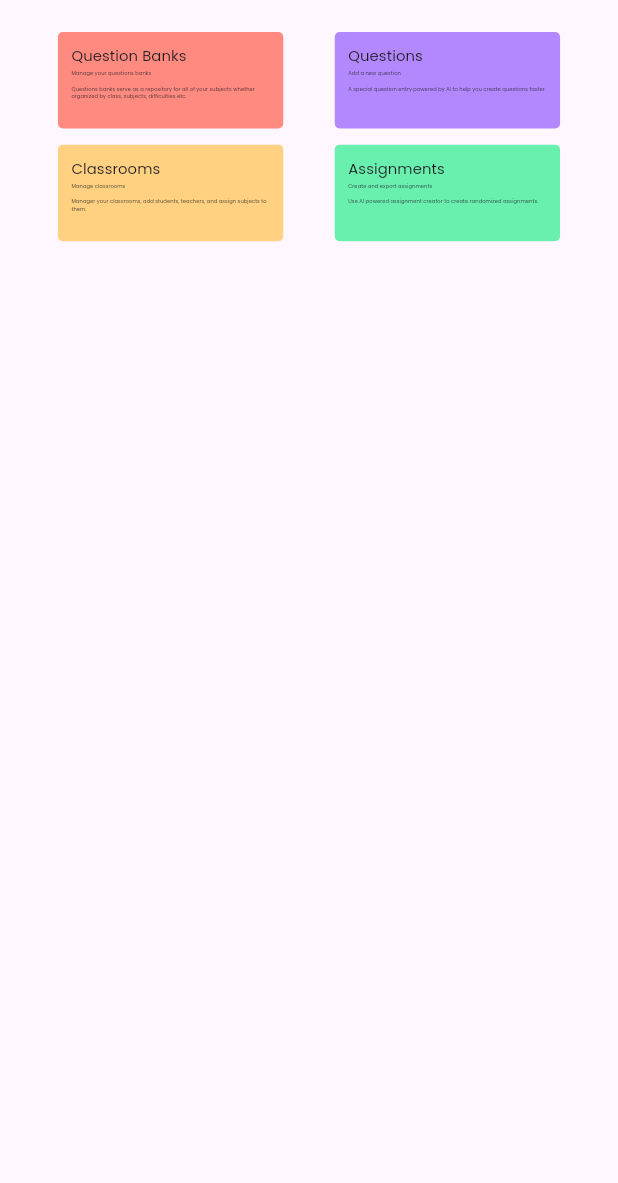
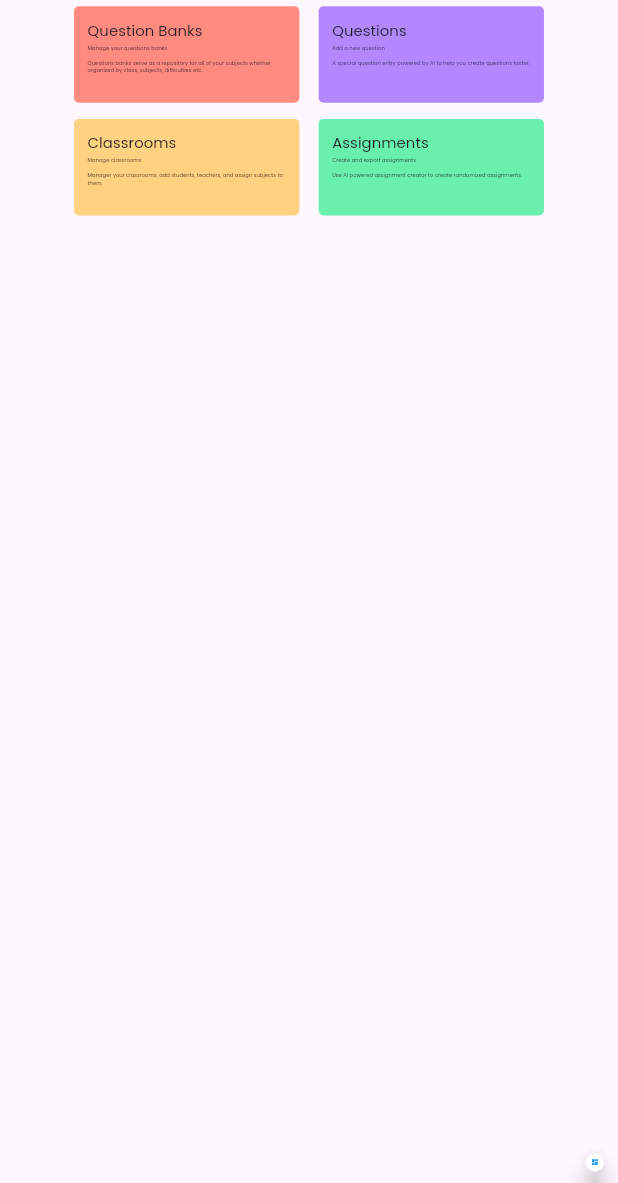
Before and after one commit to HareNTortoise/Parable-Mind, a Flutter app: the screen it shows after launch, on a phone screen of 412 x 824 dp, the part 53-1236 px from its top. Run offline on Flutter 3.47's test engine with Material 3 defaults, Android fonts, the phone set to English and light mode, and no system bars; drawn by our look-alikes of auto_size_text, flutter_expandable_fab; our stand-ins replace go_router, google_fonts, responsive_framework.

```diff
--- a/sarasvant/lib/apps/teacher/dashboard.dart
+++ /dev/null
@@ -1,152 +0,0 @@
-import 'package:auto_size_text/auto_size_text.dart';
-import 'package:flutter/material.dart';
-import 'package:go_router/go_router.dart';
-import 'package:google_fonts/google_fonts.dart';
-import 'package:responsive_framework/responsive_framework.dart';
-import '../../constants/app_constants.dart';
-import 'components/wide_tile.dart';
-
-class TeacherDashboard extends StatelessWidget {
-  const TeacherDashboard({super.key});
-
-  @override
-  Widget build(BuildContext context) {
-    return ResponsiveScaledBox(
-      width: 1920,
-      child: Scaffold(
-        body: Column(
-          children: [
-            Padding(
-              padding: const EdgeInsets.symmetric(horizontal: 100, vertical: 50),
-              child: Row(
-                mainAxisAlignment: MainAxisAlignment.spaceBetween,
-                children: [
-                  Align(
-                    alignment: Alignment.topLeft,
-                    child: AutoSizeText(
-                      AppConstants.appName,
-                      maxLines: 2,
-                      minFontSize: 80,
-                      style: GoogleFonts.poppins(
-                        fontSize: 80,
-                      ),
-                    ),
-                  ),
-                  SizedBox(
-                    width: 200,
-                    height: 60,
-                    child: FilledButton.tonal(
-                      onPressed: () {},
-                      child: Text('Logout', style: GoogleFonts.poppins(fontSize: 24)),
-                    ),
-                  ),
-                ],
-              ),
-            ),
-            const SizedBox(height: 50),
-            Flexible(
-              child: Padding(
-                padding: const EdgeInsets.symmetric(horizontal: 100),
-                child: Column(
-                  children: [
-                    Row(
-                      mainAxisAlignment: MainAxisAlignment.spaceAround,
-                      children: [
-                        GestureDetector(
-                          onTap: () {},
-                          child: WideTile(
-                            title: AutoSizeText(
-                              "Question Banks",
-                              style: GoogleFonts.poppins(
-                                  fontSize: 46
-                              ),
-                            ),
-                            subTitle: AutoSizeText(
-                              "Manage your questions banks",
-                              style: GoogleFonts.poppins(fontSize: 16),
-                            ),
-                            description: AutoSizeText(
-                              "Questions banks serve as a repository for all of your subjects whether organized by class, subjects, difficulties etc.",
-                              style: GoogleFonts.poppins(fontSize: 16),
-                            ),
-                            backgroundColor: Colors.redAccent[100]!,
-                          ),
-                        ),
-                        GestureDetector(
-                          onTap: () => context.push('/home/add_question'),
-                          child: WideTile(
-                            title: AutoSizeText(
-                              "Questions",
-                              style: GoogleFonts.poppins(
-                                fontSize: 46,
-                              ),
-                            ),
-                            subTitle: AutoSizeText(
-                              "Add a new question",
-                              style: GoogleFonts.poppins(fontSize: 16),
-                            ),
-                            description: AutoSizeText(
-                              "A special question entry powered by AI to help you create questions faster.",
-                              style: GoogleFonts.poppins(fontSize: 16),
-                            ),
-                            backgroundColor: Colors.deepPurpleAccent[100]!,
-                          ),
-                        ),
-                      ],
-                    ),
-                    SizedBox(height: 50),
-                    Row(
-                      mainAxisAlignment: MainAxisAlignment.spaceAround,
-                      children: [
-                        GestureDetector(
-                          onTap: () => context.push('/home/classrooms'),
-                          child: WideTile(
-                            title: AutoSizeText(
-                              "Classrooms",
-                              style: GoogleFonts.poppins(
-                                fontSize: 46,
-                              ),
-                            ),
-                            subTitle: AutoSizeText(
-                              "Manage classrooms",
-                              style: GoogleFonts.poppins(fontSize: 16),
-                            ),
-                            description: AutoSizeText(
-                              "Manager your classrooms, add students, teachers, and assign subjects to them.",
-                              style: GoogleFonts.poppins(fontSize: 16),
-                            ),
-                            backgroundColor: Colors.orangeAccent[100]!,
-                          ),
-                        ),
-                        GestureDetector(
-                          onTap: () => context.push('/home/assignments'),
-                          child: WideTile(
-                            title: AutoSizeText(
-                              "Assignments",
-                              style: GoogleFonts.poppins(
-                                fontSize: 46,
-                              ),
-                            ),
-                            subTitle: AutoSizeText(
-                              "Create and export assignments",
-                              style: GoogleFonts.poppins(fontSize: 16),
-                            ),
-                            description: AutoSizeText(
-                              "Use AI powered assignment creator to create randomized assignments.",
-                              style: GoogleFonts.poppins(fontSize: 16),
-                            ),
-                            backgroundColor: Colors.greenAccent[200]!,
-                          ),
-                        ),
-                      ],
-                    ),
-                  ],
-                ),
-              ),
-            ),
-          ],
-        ),
-      ),
-    );
-  }
-}
--- /dev/null
+++ b/sarasvant/lib/apps/teacher/dashboard/dashboard.dart
@@ -0,0 +1,212 @@
+import 'package:auto_size_text/auto_size_text.dart';
+import 'package:flutter/material.dart';
+import 'package:flutter_expandable_fab/flutter_expandable_fab.dart';
+import 'package:go_router/go_router.dart';
+import 'package:google_fonts/google_fonts.dart';
+import 'package:responsive_framework/responsive_framework.dart';
+import '../../../constants/app_constants.dart';
+import 'components/wide_tile.dart';
+
+class TeacherDashboard extends StatelessWidget {
+  TeacherDashboard({super.key});
+
+  final _fabKey = GlobalKey<ExpandableFabState>();
+
+  @override
+  Widget build(BuildContext context) {
+    return ResponsiveScaledBox(
+      width: 1920,
+      child: Scaffold(
+        floatingActionButtonLocation: ExpandableFab.location,
+        floatingActionButton: Container(
+          margin: const EdgeInsets.only(bottom: 20, right: 28),
+          child: ExpandableFab(
+            key: _fabKey,
+            childrenAnimation: ExpandableFabAnimation.none,
+            type: ExpandableFabType.up,
+            openButtonBuilder: RotateFloatingActionButtonBuilder(
+              child: const Icon(Icons.dashboard),
+              fabSize: ExpandableFabSize.regular,
+              foregroundColor: Colors.blue,
+              backgroundColor: Colors.white,
+              shape: CircleBorder(),
+            ),
+            closeButtonBuilder: DefaultFloatingActionButtonBuilder(
+              child: const Icon(Icons.close),
+              fabSize: ExpandableFabSize.small,
+              foregroundColor: Colors.red,
+              backgroundColor: Colors.white,
+              shape: CircleBorder(),
+            ),
+            children: [
+              FloatingActionButton.extended(
+                heroTag: null,
+                label: Row(
+                  children: [
+                    const Icon(Icons.add),
+                    const SizedBox(width: 10),
+                    Text('Add Question', style: GoogleFonts.jost(fontSize: 18)),
+                  ],
+                ),
+                onPressed: () => context.go('/add-question'),
+              ),
+              FloatingActionButton.extended(
+                heroTag: null,
+                label: Row(
+                  children: [
+                    const Icon(Icons.book_rounded),
+                    const SizedBox(width: 10),
+                    Text('Create Assignment', style: GoogleFonts.jost(fontSize: 18)),
+                  ],
+                ),
+                onPressed: () {},
+              ),
+              FloatingActionButton.extended(
+                heroTag: null,
+                label: Row(
+                  children: [
+                    const Icon(Icons.business_center_rounded),
+                    const SizedBox(width: 10),
+                    Text('Add Question Bank', style: GoogleFonts.jost(fontSize: 18)),
+                  ],
+                ),
+                onPressed: () {},
+              ),
+            ],
+          ),
+        ),
+        body: SingleChildScrollView(
+          child: Container(
+            margin: const EdgeInsets.symmetric(horizontal: 100, vertical: 50),
+            child: Column(
+              children: [
+                Row(
+                  mainAxisAlignment: MainAxisAlignment.spaceBetween,
+                  children: [
+                    Align(
+                      alignment: Alignment.topLeft,
+                      child: AutoSizeText(
+                        AppConstants.appName,
+                        maxLines: 2,
+                        minFontSize: 80,
+                        style: GoogleFonts.poppins(
+                          fontSize: 80,
+                        ),
+                      ),
+                    ),
+                    SizedBox(
+                      width: 200,
+                      height: 60,
+                      child: FilledButton.tonal(
+                        onPressed: () {},
+                        child: Text('Logout', style: GoogleFonts.poppins(fontSize: 24)),
+                      ),
+                    ),
+                  ],
+                ),
+                const SizedBox(height: 20),
+                Padding(
+                  padding: const EdgeInsets.symmetric(horizontal: 100),
+                  child: Column(
+                    children: [
+                      Row(
+                        mainAxisAlignment: MainAxisAlignment.spaceAround,
+                        children: [
+                          GestureDetector(
+                            onTap: () {},
+                            child: WideTile(
+                              title: AutoSizeText(
+                                "Question Banks",
+                                style: GoogleFonts.poppins(fontSize: 46),
+                              ),
+                              subTitle: AutoSizeText(
+                                "Manage your questions banks",
+                                style: GoogleFonts.poppins(fontSize: 16),
+                              ),
+                              description: AutoSizeText(
+                                "Questions banks serve as a repository for all of your subjects whether organized by class, subjects, difficulties etc.",
+                                style: GoogleFonts.poppins(fontSize: 16),
+                              ),
+                              backgroundColor: Colors.redAccent[100]!,
+                            ),
+                          ),
+                          GestureDetector(
+                            onTap: () => context.push('/home/add_question'),
+                            child: WideTile(
+                              title: AutoSizeText(
+                                "Questions",
+                                style: GoogleFonts.poppins(
+                                  fontSize: 46,
+                                ),
+                              ),
+                              subTitle: AutoSizeText(
+                                "Add a new question",
+                                style: GoogleFonts.poppins(fontSize: 16),
+                              ),
+                              description: AutoSizeText(
+                                "A special question entry powered by AI to help you create questions faster.",
+                                style: GoogleFonts.poppins(fontSize: 16),
+                              ),
+                              backgroundColor: Colors.deepPurpleAccent[100]!,
+                            ),
+                          ),
+                        ],
+                      ),
+                      SizedBox(height: 50),
+                      Row(
+                        mainAxisAlignment: MainAxisAlignment.spaceAround,
+                        children: [
+                          GestureDetector(
+                            onTap: () => context.push('/home/classrooms'),
+                            child: WideTile(
+                              title: AutoSizeText(
+                                "Classrooms",
+                                style: GoogleFonts.poppins(
+                                  fontSize: 46,
+                                ),
+                              ),
+                              subTitle: AutoSizeText(
+                                "Manage classrooms",
+                                style: GoogleFonts.poppins(fontSize: 16),
+                              ),
+                              description: AutoSizeText(
+                                "Manager your classrooms, add students, teachers, and assign subjects to them.",
+                                style: GoogleFonts.poppins(fontSize: 16),
+                              ),
+                              backgroundColor: Colors.orangeAccent[100]!,
+                            ),
+                          ),
+                          GestureDetector(
+                            onTap: () => context.push('/home/assignments'),
+                            child: WideTile(
+                              title: AutoSizeText(
+                                "Assignments",
+                                style: GoogleFonts.poppins(
+                                  fontSize: 46,
+                                ),
+                              ),
+                              subTitle: AutoSizeText(
+                                "Create and export assignments",
+                                style: GoogleFonts.poppins(fontSize: 16),
+                              ),
+                              description: AutoSizeText(
+                                "Use AI powered assignment creator to create randomized assignments.",
+                                style: GoogleFonts.poppins(fontSize: 16),
+                              ),
+                              backgroundColor: Colors.greenAccent[200]!,
+                            ),
+                          ),
+                        ],
+                      ),
+                    ],
+                  ),
+                ),
+                SizedBox(height: 90),
+              ],
+            ),
+          ),
+        ),
+      ),
+    );
+  }
+}
--- a/sarasvant/lib/models/questions.dart
+++ b/sarasvant/lib/models/questions.dart
@@ -1,15 +1,15 @@
 import 'package:sarasvant/models/variable.dart';
 
 class Questions {
-  String qId;
-  String poolId;
+  String id;
+  String bankId;
   String question;
   List <Variable> variable;
   int points;
 
   Questions({
-    required this.qId,
-    required this.poolId,
+    required this.id,
+    required this.bankId,
     required this.question,
     required this.variable,
     required this.points,
@@ -17,8 +17,8 @@ class Questions {
 
   Map<String, dynamic> toJson() {
     return {
-      'qId': qId,
-      'poolId': poolId,
+      'qi': id,
+      'bankId': bankId,
       'question': question,
       'variable': variable,
       'points': points,
@@ -27,8 +27,8 @@ class Questions {
 
   factory Questions.fromJson(Map<String, dynamic> json) {
     return Questions(
-      qId: json['qId'],
-      poolId: json['poolId'],
+      id: json['qIid'],
+      bankId: json['bankId'],
       question: json['question'],
       variable: json['variable'],
       points: json['points'],
--- a/sarasvant/lib/models/variable.dart
+++ b/sarasvant/lib/models/variable.dart
@@ -1,39 +1,43 @@
 class Variable {
+  String id;
   String name;
   Map<String, (int, int)> namePosition;
   Map<String, (int, int)> valuePosition;
   String unit;
   Map<String, (int, int)> unitPosition;
-  Map<String, int> type;
+  String variableType;
 
   Variable({
+    required this.id,
     required this.name,
     required this.namePosition,
     required this.valuePosition,
     required this.unit,
     required this.unitPosition,
-    required this.type,
+    required this.variableType,
   });
 
   Map<String, dynamic> toJson() {
     return {
+      'id': id,
       'name': name,
       'namePosition': namePosition,
       'valuePosition': valuePosition,
       'unit': unit,
       'unitPosition': unitPosition,
-      'type': type,
+      'variableType': variableType,
     };
   }
 
   factory Variable.fromJson(Map<String, dynamic> json) {
     return Variable(
+      id: json['id'],
       name: json['name'],
       namePosition: json['namePosition'],
       valuePosition: json['valuePosition'],
       unit: json['unit'],
       unitPosition: json['unitPosition'],
-      type: json['type'],
+      variableType: json['variableType'],
     );
   }
 }
--- a/sarasvant/lib/router/router.dart
+++ b/sarasvant/lib/router/router.dart
@@ -1,11 +1,19 @@
 import 'package:flutter/material.dart';
 import 'package:go_router/go_router.dart';
-import 'package:sarasvant/apps/teacher/dashboard.dart';
+import 'package:sarasvant/apps/teacher/dashboard/dashboard.dart';
+import '../apps/teacher/add_question/add_question.dart';
 
 final GoRouter router = GoRouter(
   initialLocation: '/teacher-dashboard',
   routes: [
     GoRoute(path: '/', pageBuilder: (context, state) => MaterialPage(child: Placeholder())),
-    GoRoute(path: '/teacher-dashboard', pageBuilder: (context, state) => MaterialPage(child: TeacherDashboard())),
+    GoRoute(
+      path: '/teacher-dashboard',
+      pageBuilder: (context, state) => MaterialPage(child: TeacherDashboard()),
+      routes: [
+        GoRoute(path: '/question-banks', pageBuilder: (context, state) => MaterialPage(child: Placeholder())),
+      ],
+    ),
+    GoRoute(path: '/add-question', pageBuilder: (context, state) => MaterialPage(child: AddQuestion())),
   ],
 );
```
Also changed, not shown: sarasvant/lib/constants/dummy_data/comments.dart (+20 -20 lines), sarasvant/lib/constants/dummy_data/posts.dart (+10 -10 lines), sarasvant/lib/constants/dummy_data/question_bank.dart (+5 -5 lines), sarasvant/lib/constants/dummy_data/questions.dart (+30 -20 lines), sarasvant/lib/models/comments.dart (+4 -4 lines), sarasvant/lib/models/posts.dart (+8 -8 lines), sarasvant/lib/models/question_bank.dart (+4 -4 lines), sarasvant/lib/apps/teacher/dashboard/components/wide_tile.dart (renamed from sarasvant/lib/apps/teacher/components/wide_tile.dart).
